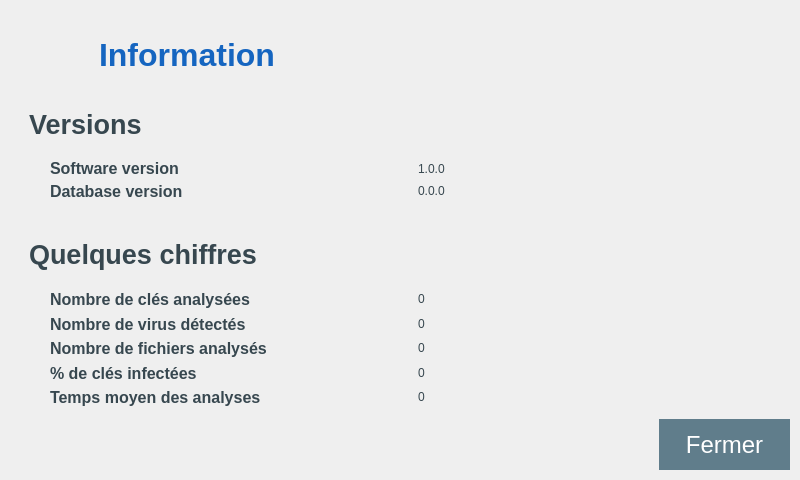
Qt form USBGuardian-GUI/mainwindow.ui (fearcube69/USBGuardian-Vtot) before a commit.
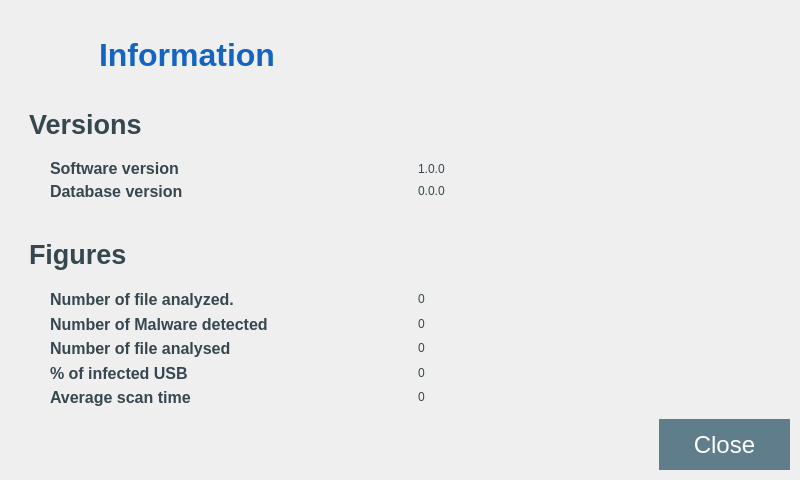
The same form after that commit. The open tabs and pages were chosen to show the change. Icons and pictures are not drawn.

The edit to the form file:
```diff
--- a/USBGuardian-GUI/mainwindow.ui
+++ b/USBGuardian-GUI/mainwindow.ui
@@ -1192,7 +1192,7 @@
        </font>
       </property>
       <property name="text">
-       <string>Fermer</string>
+       <string>Close</string>
       </property>
       <property name="flat">
        <bool>false</bool>
@@ -1223,7 +1223,7 @@
             <string notr="true">color: rgb(55, 71, 79);</string>
            </property>
            <property name="text">
-            <string>Nombre de clés analysées</string>
+            <string>Number of file analyzed.</string>
            </property>
           </widget>
          </item>
@@ -1240,7 +1240,7 @@
             <string notr="true">color: rgb(55, 71, 79);</string>
            </property>
            <property name="text">
-            <string>Nombre de virus détectés</string>
+            <string>Number of Malware detected</string>
            </property>
           </widget>
          </item>
@@ -1257,7 +1257,7 @@
             <string notr="true">color: rgb(55, 71, 79);</string>
            </property>
            <property name="text">
-            <string>Nombre de fichiers analysés</string>
+            <string>Number of file analysed</string>
            </property>
           </widget>
          </item>
@@ -1274,7 +1274,7 @@
             <string notr="true">color: rgb(55, 71, 79);</string>
            </property>
            <property name="text">
-            <string>% de clés infectées</string>
+            <string>% of infected USB </string>
            </property>
           </widget>
          </item>
@@ -1291,7 +1291,7 @@
             <string notr="true">color: rgb(55, 71, 79);</string>
            </property>
            <property name="text">
-            <string>Temps moyen des analyses</string>
+            <string>Average scan time</string>
            </property>
           </widget>
          </item>
@@ -1396,7 +1396,7 @@
        <string notr="true">color: rgb(55, 71, 79);</string>
       </property>
       <property name="text">
-       <string>Quelques chiffres</string>
+       <string>Figures</string>
       </property>
      </widget>
      <widget class="QWidget" name="horizontalLayoutWidget_7">
```
Left out of the diff: 22 changed lines with no effect on the pictures.
